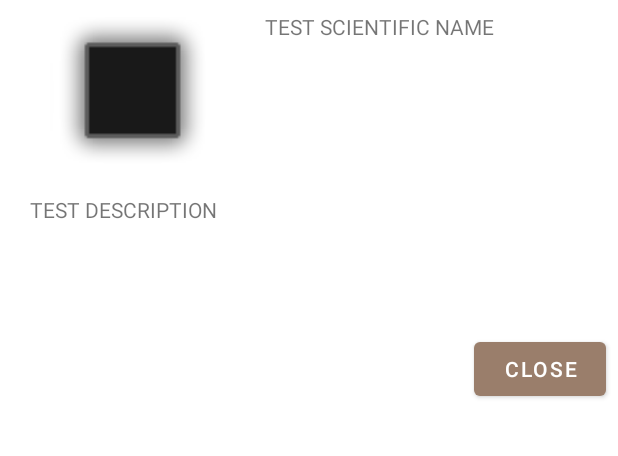
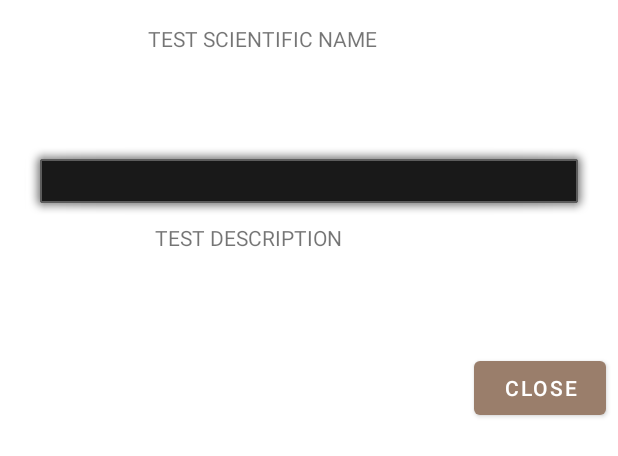
Before and after one commit to Yaffoman/KingsCamp, an Android app: the layout popup.xml on its own in the app's theme, with its tools: preview values and no code run, on a phone screen of 412 x 824 dp. Shown: the top 456 px of the screen. Run offline under Robolectric (Android 15) with nearby library versions, the phone set to English and light mode, and no system bars.

Commit message:
1 hr, bottom bar slimmer, change popup format, description and scientific name filled in

```diff
--- a/app/src/main/assets/imageids.json
+++ b/app/src/main/assets/imageids.json
@@ -4,7 +4,7 @@
       {
         "sciname": "Wield dog",
         "imageid": "wilddog",
-        "description": "TESTSTEST"
+        "description": "This is a wild dog"
       }
     ]
   },
@@ -12,7 +12,7 @@
     {
       "name": "GB",
       "sciname": "",
-      "image": "@drawable/wilddog.jpg",
+      "image": "@drawable/wilddog.png",
       "description": 1381149604
     }
   ]
--- a/app/src/main/res/drawable/progress_bar_states.xml
+++ b/app/src/main/res/drawable/progress_bar_states.xml
@@ -18,9 +18,9 @@
                 <corners android:radius="5dp" />
 
                 <gradient
-                    android:startColor="#9a7e6b"
-                    android:endColor="#9a7e6b"
-                    android:centerColor="#9a7e6b" />
+                    android:startColor="@color/colorPrimary"
+                    android:endColor="@color/colorPrimary"
+                    android:centerColor="@color/colorPrimary" />
             </shape>
         </clip>
     </item>
--- a/app/src/main/res/layout/activity_main.xml
+++ b/app/src/main/res/layout/activity_main.xml
@@ -157,7 +157,8 @@
         android:progressDrawable="@drawable/progress_bar_states_bottombar"
         android:layout_width="0dp"
         android:layout_height="0dp"
-        android:layout_margin="10dp"
+        android:layout_marginTop="50dp"
+        android:layout_marginBottom="50dp"
         android:elevation="5dp"
         app:layout_constraintBottom_toBottomOf="@id/textView"
         app:layout_constraintEnd_toEndOf="@id/textView"
--- a/app/src/main/res/layout/popup.xml
+++ b/app/src/main/res/layout/popup.xml
@@ -7,14 +7,21 @@
 
     <ImageView
         android:id="@+id/imageView"
-        android:layout_width="110dp"
-        android:layout_height="116dp"
+        android:layout_width="match_parent"
+        android:layout_height="wrap_content"
         android:layout_marginStart="8dp"
         android:layout_marginTop="8dp"
         android:layout_marginEnd="8dp"
-        app:layout_constraintEnd_toStartOf="@+id/textView2"
+        android:layout_marginBottom="8dp"
+        android:paddingStart="8dp"
+        android:paddingEnd="8dp"
+        android:scaleType="fitXY"
+        app:layout_constraintBottom_toTopOf="@+id/desc_view"
+        app:layout_constraintEnd_toEndOf="parent"
+        app:layout_constraintHorizontal_bias="0.0"
         app:layout_constraintStart_toStartOf="parent"
-        app:layout_constraintTop_toTopOf="parent"
+        app:layout_constraintTop_toBottomOf="@+id/sciname_view"
+        app:layout_constraintVertical_bias="0.545"
         app:srcCompat="@android:drawable/alert_dark_frame" />
 
     <Button
@@ -25,27 +32,30 @@
         android:layout_marginEnd="8dp"
         android:text="Close"
         app:layout_constraintEnd_toEndOf="parent"
-        app:layout_constraintTop_toBottomOf="@+id/textView3" />
+        app:layout_constraintTop_toBottomOf="@+id/desc_view" />
 
     <TextView
-        android:id="@+id/textView2"
-        android:layout_width="227dp"
-        android:layout_height="114dp"
-        android:layout_marginTop="8dp"
+        android:id="@+id/sciname_view"
+        android:layout_width="215dp"
+        android:layout_height="74dp"
+        android:layout_marginStart="8dp"
+        android:layout_marginTop="16dp"
         android:layout_marginEnd="8dp"
         android:text="TEST SCIENTIFIC NAME"
         app:layout_constraintEnd_toEndOf="parent"
+        app:layout_constraintStart_toStartOf="parent"
         app:layout_constraintTop_toTopOf="parent" />
 
     <TextView
-        android:id="@+id/textView3"
-        android:layout_width="372dp"
-        android:layout_height="84dp"
+        android:id="@+id/desc_view"
+        android:layout_width="210dp"
+        android:layout_height="78dp"
         android:layout_marginStart="8dp"
-        android:layout_marginTop="8dp"
         android:layout_marginEnd="8dp"
         android:text="TEST DESCRIPTION"
         app:layout_constraintEnd_toEndOf="parent"
+        app:layout_constraintTop_toBottomOf="@+id/imageView"
+        app:layout_constraintHorizontal_bias="0.513"
         app:layout_constraintStart_toStartOf="parent"
-        app:layout_constraintTop_toBottomOf="@+id/textView2" />
+        tools:layout_editor_absoluteY="285dp" />
 </android.support.constraint.ConstraintLayout>
```
Also changed, not shown: app/src/main/java/lerner/ethan/kingscamp/SpecialDialog.java (+11 -2 lines), app/src/main/res/drawable/progress_bar_states_bottombar.xml (+6 -4 lines), app/src/main/res/layout/popup_2.xml (added, +47 -0 lines), app/src/main/res/drawable-v24/wilddog.jpg (deleted), app/src/main/res/drawable/wilddog.png (added).
